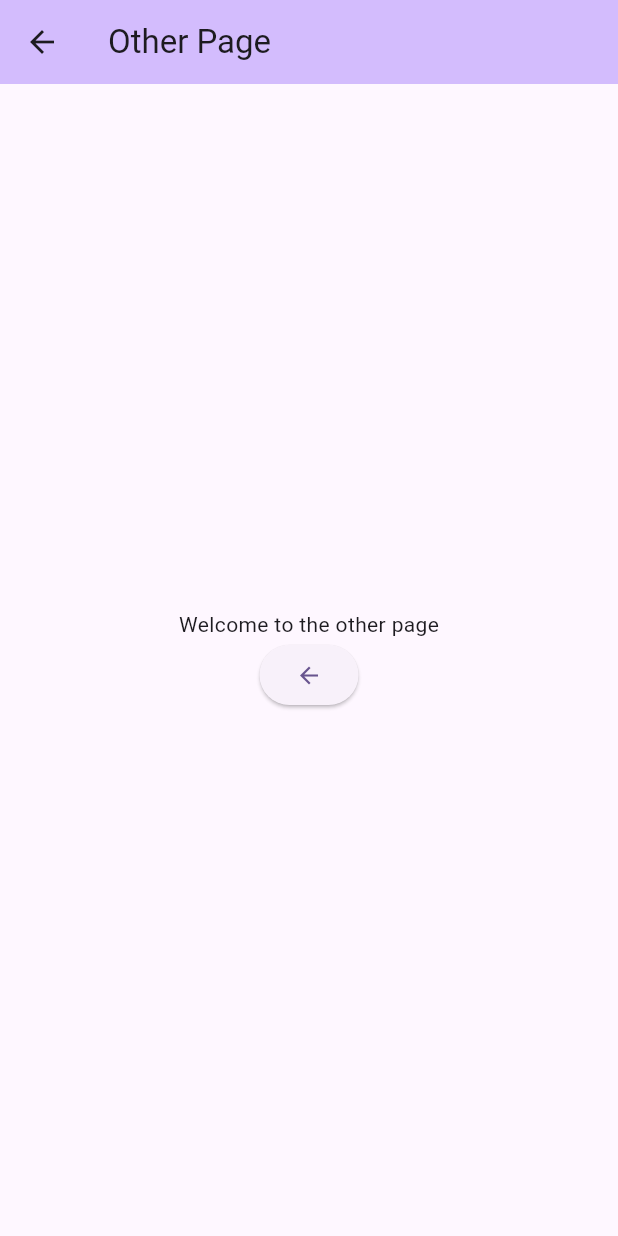
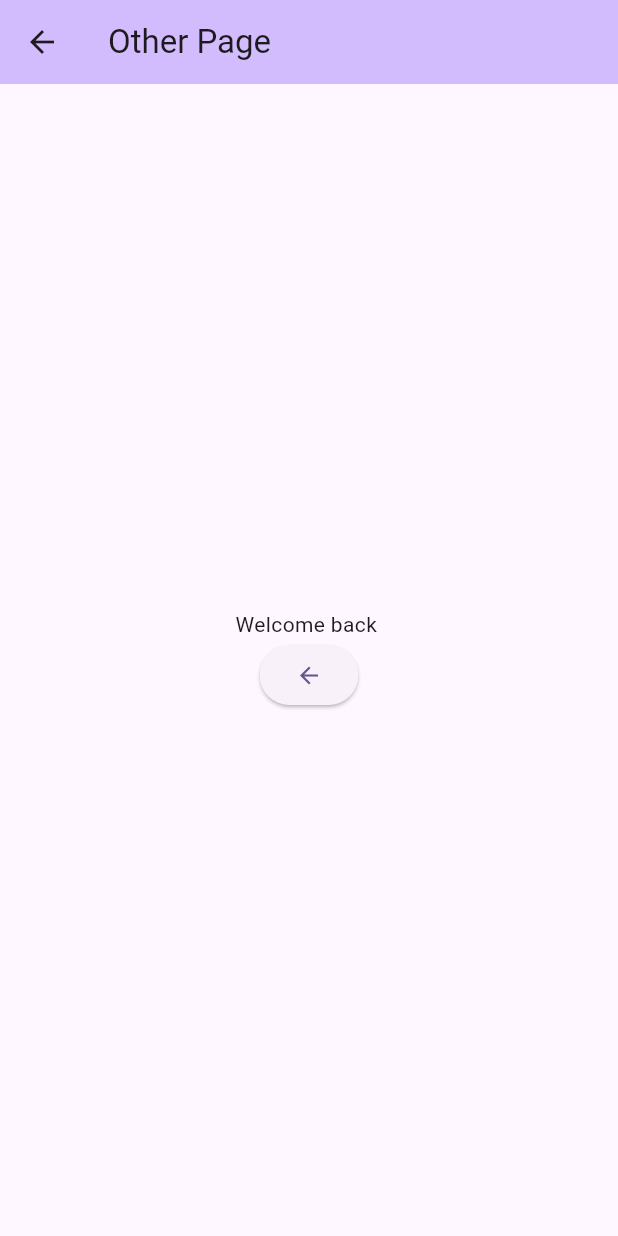
Before and after one commit to olaassaad/my_cst2335_labs, a Flutter app: the screen it shows after launch, after a tap on "Go to Other Page", on a phone screen of 412 x 824 dp. Run offline on Flutter 3.47's test engine with Material 3 defaults, Android fonts, the phone set to English and light mode, and no system bars.

Commit message:
Sending Data Between Pages

```diff
--- /dev/null
+++ b/lib/DataRepository.dart
@@ -0,0 +1,3 @@
+class DataRepository {
+  static String loginName = "";
+}
--- a/lib/OtherPage.dart
+++ b/lib/OtherPage.dart
@@ -1,4 +1,6 @@
 import 'package:flutter/material.dart';
+
+import 'DataRepository.dart';
 
 class OtherPage extends StatefulWidget {
   const OtherPage({super.key});
@@ -22,7 +24,7 @@ class OtherPageState extends State<OtherPage> {
             child: Column(
               mainAxisAlignment: MainAxisAlignment.center,
               children: <Widget>[
-                const Text("Welcome to the other page"),
+                Text("Welcome back ${DataRepository.loginName}"),
                 ElevatedButton(
                     onPressed: () => Navigator.pop(context),
                     child: const Icon(Icons.arrow_back),
--- a/lib/main.dart
+++ b/lib/main.dart
@@ -1,4 +1,5 @@
 import 'package:flutter/material.dart';
+import 'package:my_cst2335_labs/DataRepository.dart';
 import 'package:my_cst2335_labs/OtherPage.dart';
 
 // Main method
@@ -125,7 +126,10 @@ class _MyHomePageState extends State<MyHomePage> {
               ),
             ),
             ElevatedButton(
-                onPressed: () => Navigator.pushNamed(context, '/otherPage'),
+                onPressed: () {
+                  DataRepository.loginName = _controller.value.text;
+                  Navigator.pushNamed(context, '/otherPage');
+                },
                 child: const Text("Go to Other Page"),
             )
           ],
```
